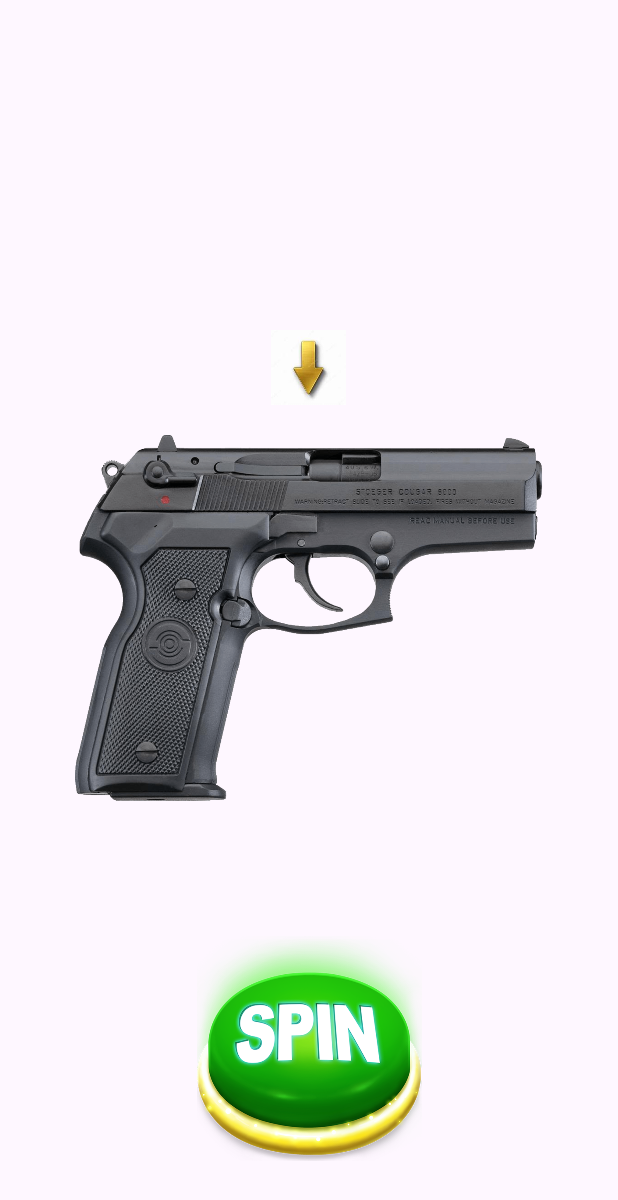
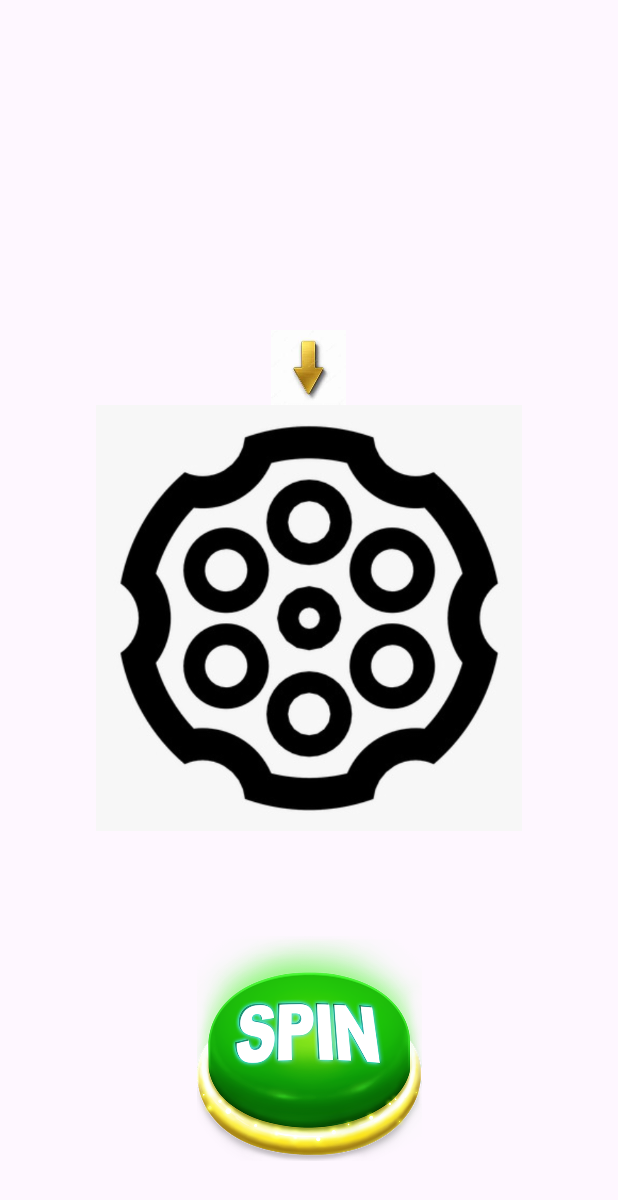
Before and after one commit to vicentenavarro13/PS-G4-RULETA, an Android app: the RussianActivity screen opened directly, with no data from a screen before it, on a phone screen of 412 x 824 dp. Shown: the top 1200 px of the screen. Run offline under Robolectric (Android 15) with nearby library versions, the phone set to English and light mode, and no system bars.

Commit message:
cambio imagen ruleta rusa

```diff
--- a/app/src/main/res/layout/activity_russian.xml
+++ b/app/src/main/res/layout/activity_russian.xml
@@ -14,7 +14,7 @@
         android:layout_marginStart="50dp"
         android:layout_marginEnd="50dp"
         android:scaleType="centerInside"
-        android:src="@drawable/pistolaa" />
+        android:src="@drawable/pistola" />
 
     <ImageView
         android:id="@+id/flecha"
```
Also changed, not shown: app/src/main/res/drawable/pistola.jpeg (added), app/src/main/res/drawable/pistolaa.png (deleted).
